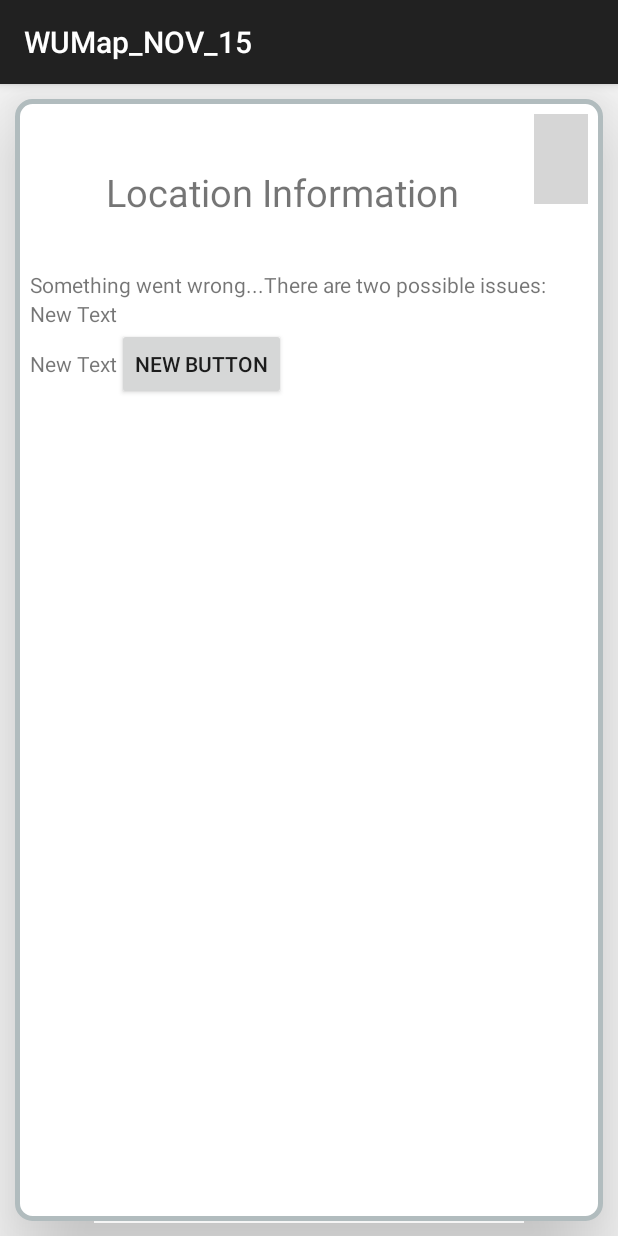
After one commit to wuprog/WuMap, an Android app: the fragment WarningFrag shown on its own in the app's theme, on a phone screen of 412 x 824 dp. The commit adds this screen. Run offline under Robolectric (Android 15) with nearby library versions, the phone set to English and light mode, and no system bars; grey boxes are pictures that could not be loaded.

Commit message:
Added warning button and started the menu frag. Fixed the onSaveState crash.

```diff
--- /dev/null
+++ b/app/src/main/java/com/example/zzmech/wumap/WarningFrag.java
@@ -0,0 +1,45 @@
+package com.example.zzmech.wumap;
+
+import android.content.Context;
+import android.os.Bundle;
+import android.app.Fragment;
+import android.util.Log;
+import android.view.LayoutInflater;
+import android.view.View;
+import android.view.ViewGroup;
+import android.webkit.JavascriptInterface;
+import android.webkit.WebView;
+import android.webkit.WebViewClient;
+import android.widget.Button;
+import android.widget.TextView;
+import android.widget.Toast;
+
+
+public class WarningFrag extends Fragment
+{
+    private TextView editText;
+    private TextView textView;
+    private TextView textView1;
+    private Button saveBut;
+    private WebView wv;
+
+    public WarningFrag()
+    {
+
+    }
+
+    public void onCreate(Bundle savedInstanceState)
+    {
+        super.onCreate(savedInstanceState);
+    }
+
+    @Override
+    public View onCreateView(LayoutInflater inflater, ViewGroup parent,
+                             Bundle savedInstanceState)
+    {
+        View v = inflater.inflate(R.layout.fragment_warning_frag, parent, false);
+
+        return v;
+    }
+
+}
--- /dev/null
+++ b/app/src/main/res/drawable/layout_bg.xml
@@ -0,0 +1,7 @@
+<?xml version="1.0" encoding="UTF-8"?>
+<shape xmlns:android="http://schemas.android.com/apk/res/android">
+    <solid android:color="#FFFFFF"/>
+    <stroke android:width="3dip" android:color="#B1BCBE" />
+    <corners android:radius="10dip"/>
+    <padding android:left="0dip" android:top="0dip" android:right="0dip" android:bottom="0dip" />
+</shape>
--- /dev/null
+++ b/app/src/main/res/layout/fragment_warning_frag.xml
@@ -0,0 +1,68 @@
+<FrameLayout xmlns:android="http://schemas.android.com/apk/res/android"
+             xmlns:tools="http://schemas.android.com/tools"
+             android:layout_width="fill_parent"
+             android:layout_height="fill_parent"
+             android:id="@+id/frameView" android:layout_marginLeft="15px"
+             android:layout_marginTop="15px" android:layout_marginRight="15px"
+             android:layout_marginBottom="15px" android:fillViewport="false"
+             android:padding="15px"
+             android:elevation="40dp"
+             android:background="@drawable/layout_bg"
+             android:focusable="false"
+             tools:context="com.example.zzmech.wumap.WarningFrag" android:clickable="true">
+
+    <!-- TODO: Update blank fragment layout -->
+    <LinearLayout
+        android:orientation="vertical"
+        android:layout_width="match_parent"
+        android:layout_height="match_parent">
+        <LinearLayout
+            android:orientation="horizontal"
+            android:layout_width="match_parent"
+            android:layout_height="match_parent" android:layout_weight="6">
+            <TextView
+                android:layout_width="match_parent"
+                android:layout_height="match_parent"
+                android:text="Location Information" android:layout_weight="3"
+                android:textAlignment="center" android:gravity="center_vertical|center_horizontal"
+                android:textSize="25sp" android:textIsSelectable="false"/>
+            <ImageButton
+                android:layout_width="60dp"
+                android:layout_height="60dp"
+                android:text="New Button"
+                android:id="@+id/xButton" android:layout_weight="2" android:src="@drawable/x_1"
+                android:scaleType="centerInside" android:background="#444444"/>
+        </LinearLayout>
+        <LinearLayout
+            android:orientation="vertical"
+            android:layout_width="match_parent"
+            android:layout_height="match_parent" android:layout_weight="1">
+            <TextView
+                android:layout_width="wrap_content"
+                android:layout_height="wrap_content"
+                android:text="Something went wrong...There are two possible issues:"
+                android:id="@+id/textView2"/>
+            <TextView
+                android:layout_width="wrap_content"
+                android:layout_height="wrap_content"
+                android:text="New Text"
+                android:id="@+id/textView3"/>
+            <LinearLayout
+                android:orientation="horizontal"
+                android:layout_width="match_parent"
+                android:layout_height="match_parent">
+                <TextView
+                    android:layout_width="wrap_content"
+                    android:layout_height="wrap_content"
+                    android:text="New Text"
+                    android:id="@+id/textView4"/>
+                <Button
+                    android:layout_width="wrap_content"
+                    android:layout_height="wrap_content"
+                    android:text="New Button"
+                    android:id="@+id/button"/>
+            </LinearLayout>
+        </LinearLayout>
+    </LinearLayout>
+
+</FrameLayout>
--- a/app/src/main/res/values/strings.xml
+++ b/app/src/main/res/values/strings.xml
@@ -123,4 +123,7 @@
         <item>Located in Morgan Hall.</item>
         <item>Located in Morgan Hall.</item>
     </string-array>
+
+<!-- TODO: Remove or change this placeholder text -->
+    <string name="hello_blank_fragment">Hello blank fragment</string>
 </resources>
```
Also changed, not shown: app/src/main/java/com/example/zzmech/wumap/InfoFrag.java (added, +41 -0 lines), app/src/main/java/com/example/zzmech/wumap/MainActivity.java (+31 -2 lines), app/src/main/res/layout/activity_main.xml (+7 -6 lines), app/src/main/res/layout/fragment_info.xml (added, +13 -0 lines).
